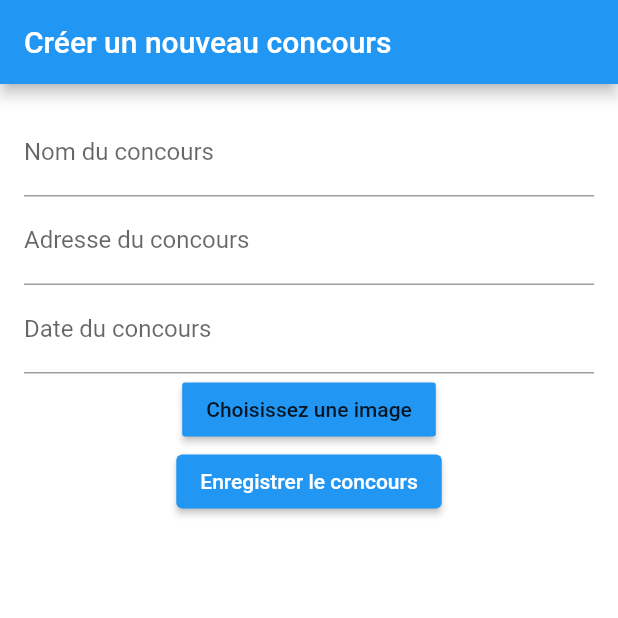
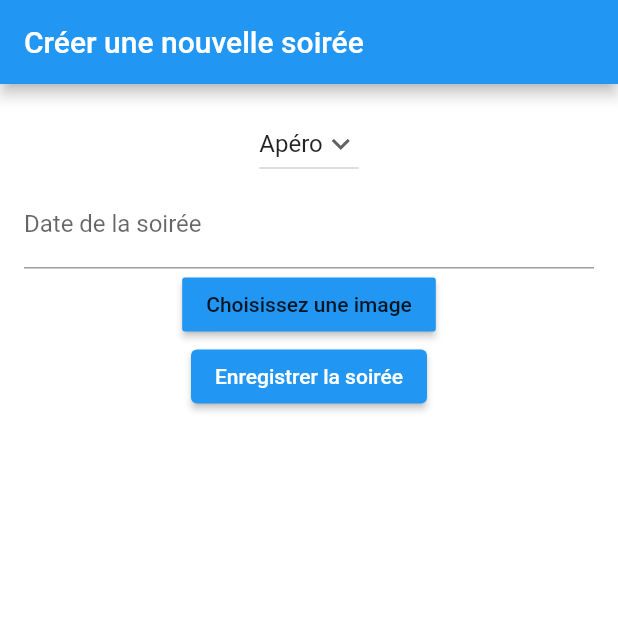
Before and after one commit to Kisat0/codingStable, a Flutter app: the MyForm screen opened directly, on a phone screen of 412 x 824 dp, the top half of it. Run offline on Flutter 3.47's test engine with Material 2 defaults, Android fonts, the phone set to English and light mode, and no system bars; our stand-ins replace image_picker; missing offline and left inert: mongo_dart.

Commit message:
update with main

```diff
--- a/lib/homepage.dart
+++ b/lib/homepage.dart
@@ -1,4 +1,5 @@
 import 'package:flutter/material.dart';
+import 'package:futter_stable/admin_validation.dart';
 import 'package:futter_stable/contest/listeconcours.dart';
 import 'package:futter_stable/contest/pageconcours.dart';
 import 'package:futter_stable/parties/listeparties.dart';
--- a/lib/pages/env.dart
+++ /dev/null
@@ -1 +0,0 @@
-const MONGO_URL = "mongodb+srv://lucas:LupX2Mny2UPWYZ4h@cluster0.gulei9j.mongodb.net/codingStable";
--- a/lib/pages/mongo.dart
+++ b/lib/pages/mongo.dart
@@ -1,4 +1,4 @@
-import 'env.dart';
+import '../env.dart';
 import 'dart:developer';
 import 'package:mongo_dart/mongo_dart.dart';
 
--- a/lib/parties/listeparties.dart
+++ b/lib/parties/listeparties.dart
@@ -1,7 +1,7 @@
 import 'dart:io';
 
 import 'package:flutter/material.dart';
-import 'package:futter_stable/contest/pageconcours.dart';
+import 'package:futter_stable/parties/pageparties.dart';
 import 'package:image_picker/image_picker.dart';
 
 void main() {
@@ -34,9 +34,20 @@ class ListeParties extends StatelessWidget {
 class UserList extends StatelessWidget {
   final List<Parties> users = [
     Parties(
-        name: 'Grand Tour Ecurie', address: '123 Main St', date: '2023-10-18', photo: File("path")),
-    Parties(name: 'Etalon Tour', address: '456 Elm St', date: '2023-10-19', photo: File("path")),
-    Parties(name: 'Grand Prix', address: '789 Oak St', date: '2023-10-20', photo: File("path")),
+        name: 'Grand Tour Ecurie',
+        address: '123 Main St',
+        date: '2023-10-18',
+        photo: File("path")),
+    Parties(
+        name: 'Etalon Tour',
+        address: '456 Elm St',
+        date: '2023-10-19',
+        photo: File("path")),
+    Parties(
+        name: 'Grand Prix',
+        address: '789 Oak St',
+        date: '2023-10-20',
+        photo: File("path")),
     // Add other fictional competitions here
   ];
 
@@ -44,7 +55,7 @@ class UserList extends StatelessWidget {
   Widget build(BuildContext context) {
     return Scaffold(
       appBar: AppBar(
-        title: Text('Liste des concours'),
+        title: Text('Liste des soirées'),
       ),
       body: Column(
         children: [
@@ -64,16 +75,14 @@ class UserList extends StatelessWidget {
           ElevatedButton(
             onPressed: () {
               Navigator.push(context,
-                  MaterialPageRoute(builder: (context) => PageConcoursApp()));
+                  MaterialPageRoute(builder: (context) => PagePartiesApp()));
 
               // Handle the submission logic here
               // This function will be called when the submit button is pressed
               // You can access the selected competitions from the 'users' list
             },
-            child: Text('Créer un concours'),
+            child: Text('Créer une soirée'),
           ),
-
-
         ],
       ),
     );
--- a/lib/parties/pageparties.dart
+++ b/lib/parties/pageparties.dart
@@ -1,11 +1,11 @@
 import 'package:flutter/material.dart';
 import 'package:image_picker/image_picker.dart';
-import '../pages/mongo.dart';
+
 void main() {
-  runApp(PageConcoursApp());
+  runApp(PagePartiesApp());
 }
 
-class PageConcoursApp extends StatelessWidget {
+class PagePartiesApp extends StatelessWidget {
   @override
   Widget build(BuildContext context) {
     return MaterialApp(
@@ -21,18 +21,20 @@ class MyForm extends StatefulWidget {
 
 class _MyFormState extends State<MyForm> {
   final _formKey = GlobalKey<FormState>();
-  TextEditingController _nameController = TextEditingController();
-  TextEditingController _addressController = TextEditingController();
   TextEditingController _dateController = TextEditingController();
+  TextEditingController _typeController = TextEditingController();
+
+  String? dropdownValue = 'Apéro';
+
+  var items = ['Apéro', 'Dîner'];
   DateTime? _selectedDate;
 
   void _submitForm() {
     if (_formKey.currentState!.validate()) {
       _formKey.currentState!.save();
-      // Ajoutez ici la logique pour enregistrer le concours
-      // Utilisez les valeurs des contrôleurs _nameController, _addressController, et _dateController
-
-      // Par exemple, affichez les données enregistrées dans la consol
+      // Ajoutez ici la logique pour enregistrer la soirée
+      // Utilisez les valeurs des contrôleurs _dateController, dropdownValue, etc.
+      // Par exemple, affichez les données enregistrées dans la console
     }
   }
 
@@ -47,8 +49,7 @@ class _MyFormState extends State<MyForm> {
     if (picked != null) {
       setState(() {
         _selectedDate = picked;
-        _dateController.text =
-            '${picked.day}/${picked.month}/${picked.year}'; // Update the date field
+        _dateController.text = '${picked.day}/${picked.month}/${picked.year}';
       });
     }
   }
@@ -57,7 +58,7 @@ class _MyFormState extends State<MyForm> {
   Widget build(BuildContext context) {
     return Scaffold(
       appBar: AppBar(
-        title: Text('Créer un nouveau concours'),
+        title: Text('Créer une nouvelle soirée'),
       ),
       body: Form(
         key: _formKey,
@@ -65,42 +66,34 @@ class _MyFormState extends State<MyForm> {
           padding: EdgeInsets.all(16.0),
           child: Column(
             children: <Widget>[
-              TextFormField(
-                controller: _nameController,
-                decoration: InputDecoration(labelText: 'Nom du concours'),
-                validator: (value) {
-                  if (value!.isEmpty) {
-                    return 'Veuillez renseigner le nom du concours';
-                  }
-                  return null;
-                },
-              ),
-              TextFormField(
-                controller: _addressController,
-                decoration: InputDecoration(labelText: 'Adresse du concours'),
-                validator: (value) {
-                  if (value!.isEmpty) {
-                    return 'Veuillez renseigner l\'adresse du concours';
-                  }
-                  return null;
+              DropdownButton<String>(
+                value: dropdownValue,
+                icon: Icon(Icons.keyboard_arrow_down),
+                items: items.map((item) {
+                  return DropdownMenuItem<String>(
+                    value: item,
+                    child: Text(item),
+                  );
+                }).toList(),
+                onChanged: (String? newValue) {
+                  setState(() {
+                    dropdownValue = newValue;
+                  });
                 },
               ),
               TextFormField(
                 controller: _dateController,
-                decoration: InputDecoration(labelText: 'Date du concours'),
+                decoration: InputDecoration(labelText: 'Date de la soirée'),
                 validator: (value) {
                   if (value!.isEmpty) {
-                    return 'Veuillez renseigner la date du concours';
+                    return 'Veuillez renseigner la date de la soirée';
                   }
                   return null;
                 },
                 onTap: () {
-                  _selectDate(context); // Show the date picker
+                  _selectDate(context);
                 },
               ),
-
-
-
               MaterialButton(
                 color: Colors.blue,
                 child: const Text("Choisissez une image"),
@@ -108,17 +101,16 @@ class _MyFormState extends State<MyForm> {
                   final imagePicker = ImagePicker();
                   final image =
                       await imagePicker.pickImage(source: ImageSource.gallery);
-                      if(image == null) {
-                        setState((){
-                          var imageState = imagePicker;
-                        });
-                      };
-
+                  if (image == null) {
+                    setState(() {
+                      // Gérer le cas où aucune image n'a été sélectionnée
+                    });
+                  }
                 },
               ),
               ElevatedButton(
                 onPressed: _submitForm,
-                child: Text('Enregistrer le concours'),
+                child: Text('Enregistrer la soirée'),
               ),
             ],
           ),
--- a/pubspec.yaml
+++ b/pubspec.yaml
@@ -12,7 +12,6 @@ dependencies:
   mongo_dart: ^0.9.3
   provider: ^5.0.0
   image_picker: ^1.0.4
-  mongo_dart: ^0.9.3
 
 dev_dependencies:
   flutter_test:
```
Also changed, not shown: lib/admin_validation.dart (added, +28 -0 lines), lib/login.dart (+6 -3 lines), lib/trainings/pagetrainings.dart (+6 -6 lines).
